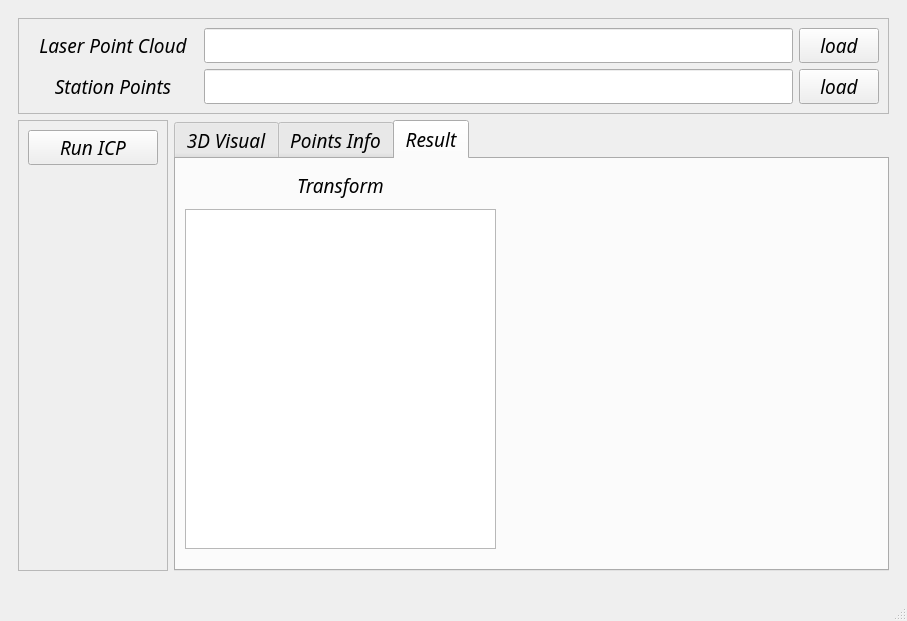
This is section-inspection/qt/QSection/mainwindow.ui in Unsigned-Long/CourseLearning as Qt 5 draws it before an edit. The edited form follows.
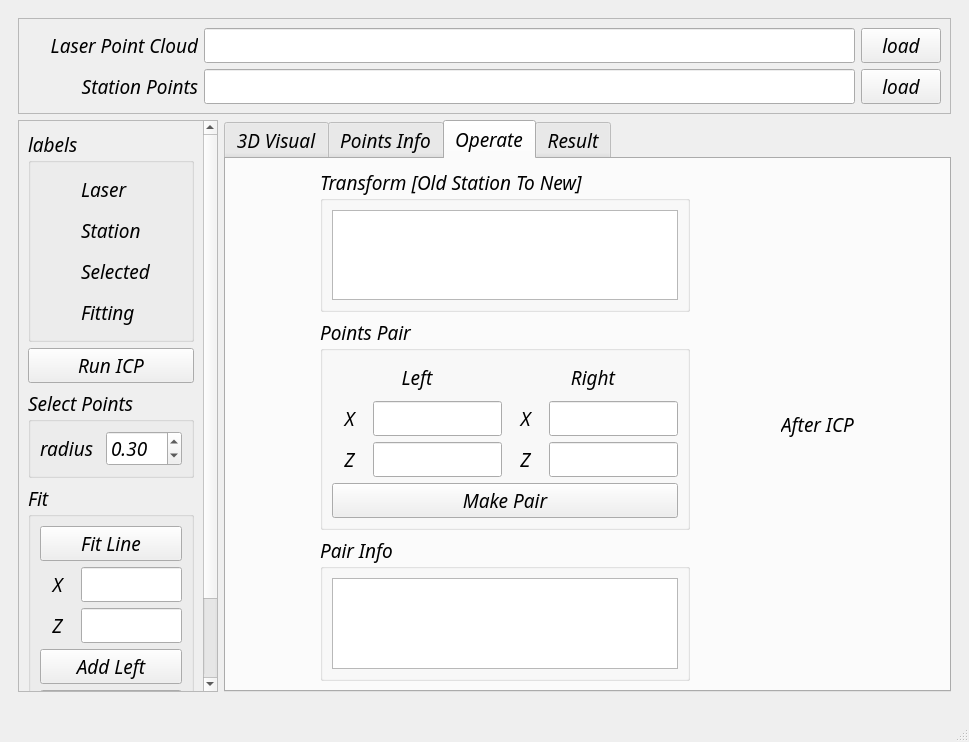
This is the edited form. The open tabs and pages were chosen to show the change. Icons and pictures are not drawn.

The edit to the form file:
```diff
--- a/section-inspection/qt/QSection/mainwindow.ui
+++ b/section-inspection/qt/QSection/mainwindow.ui
@@ -6,8 +6,8 @@
    <rect>
     <x>0</x>
     <y>0</y>
-    <width>907</width>
-    <height>621</height>
+    <width>969</width>
+    <height>742</height>
    </rect>
   </property>
   <property name="font">
@@ -32,7 +32,7 @@
        </font>
       </property>
       <widget class="QWidget" name="page">
-       <layout class="QGridLayout" name="gridLayout_3">
+       <layout class="QGridLayout" name="gridLayout_9">
         <item row="0" column="0" colspan="2">
          <widget class="QFrame" name="frame">
           <property name="font">
@@ -70,7 +70,7 @@
                 <string>Laser Point Cloud</string>
                </property>
                <property name="alignment">
-                <set>Qt::AlignCenter</set>
+                <set>Qt::AlignRight|Qt::AlignTrailing|Qt::AlignVCenter</set>
                </property>
               </widget>
              </item>
@@ -134,7 +134,7 @@
                 <string>Station Points</string>
                </property>
                <property name="alignment">
-                <set>Qt::AlignCenter</set>
+                <set>Qt::AlignRight|Qt::AlignTrailing|Qt::AlignVCenter</set>
                </property>
               </widget>
              </item>
@@ -180,6 +180,384 @@
           </layout>
          </widget>
         </item>
+        <item row="1" column="0">
+         <widget class="QScrollArea" name="scrollArea">
+          <property name="minimumSize">
+           <size>
+            <width>200</width>
+            <height>0</height>
+           </size>
+          </property>
+          <property name="maximumSize">
+           <size>
+            <width>200</width>
+            <height>16777215</height>
+           </size>
+          </property>
+          <property name="widgetResizable">
+           <bool>true</bool>
+          </property>
+          <widget class="QWidget" name="scrollAreaWidgetContents">
+           <property name="geometry">
+            <rect>
+             <x>0</x>
+             <y>-124</y>
+             <width>186</width>
+             <height>660</height>
+            </rect>
+           </property>
+           <layout class="QGridLayout" name="gridLayout_3">
+            <item row="0" column="0">
+             <widget class="QGroupBox" name="groupBox_2">
+              <property name="title">
+               <string>labels</string>
+              </property>
+              <layout class="QGridLayout" name="gridLayout_7">
+               <item row="3" column="0">
+                <layout class="QHBoxLayout" name="horizontalLayout_4">
+                 <item>
+                  <widget class="QLabel" name="label_fit">
+                   <property name="minimumSize">
+                    <size>
+                     <width>35</width>
+                     <height>35</height>
+                    </size>
+                   </property>
+                   <property name="maximumSize">
+                    <size>
+                     <width>35</width>
+                     <height>35</height>
+                    </size>
+                   </property>
+                   <property name="text">
+                    <string/>
+                   </property>
+                   <property name="pixmap">
+                    <pixmap resource="resource.qrc">:/img/fit.png</pixmap>
+                   </property>
+                  </widget>
+                 </item>
+                 <item>
+                  <widget class="QLabel" name="label_13">
+                   <property name="text">
+                    <string>Fitting</string>
+                   </property>
+                   <property name="alignment">
+                    <set>Qt::AlignLeading|Qt::AlignLeft|Qt::AlignVCenter</set>
+                   </property>
+                  </widget>
+                 </item>
+                </layout>
+               </item>
+               <item row="2" column="0">
+                <layout class="QHBoxLayout" name="horizontalLayout_5">
+                 <item>
+                  <widget class="QLabel" name="label_selected">
+                   <property name="minimumSize">
+                    <size>
+                     <width>35</width>
+                     <height>35</height>
+                    </size>
+                   </property>
+                   <property name="maximumSize">
+                    <size>
+                     <width>35</width>
+                     <height>35</height>
+                    </size>
+                   </property>
+                   <property name="text">
+                    <string/>
+                   </property>
+                   <property name="pixmap">
+                    <pixmap resource="resource.qrc">:/img/selected.png</pixmap>
+                   </property>
+                  </widget>
+                 </item>
+                 <item>
+                  <widget class="QLabel" name="label_15">
+                   <property name="text">
+                    <string>Selected</string>
+                   </property>
+                   <property name="alignment">
+                    <set>Qt::AlignLeading|Qt::AlignLeft|Qt::AlignVCenter</set>
+                   </property>
+                  </widget>
+                 </item>
+                </layout>
+               </item>
+               <item row="1" column="0">
+                <layout class="QHBoxLayout" name="horizontalLayout_3">
+                 <item>
+                  <widget class="QLabel" name="label_station">
+                   <property name="minimumSize">
+                    <size>
+                     <width>35</width>
+                     <height>35</height>
+                    </size>
+                   </property>
+                   <property name="maximumSize">
+                    <size>
+                     <width>35</width>
+                     <height>35</height>
+                    </size>
+                   </property>
+                   <property name="text">
+                    <string/>
+                   </property>
+                   <property name="pixmap">
+                    <pixmap resource="resource.qrc">:/img/station.png</pixmap>
+                   </property>
+                  </widget>
+                 </item>
+                 <item>
+                  <widget class="QLabel" name="label_10">
+                   <property name="text">
+                    <string>Station</string>
+                   </property>
+                   <property name="alignment">
+                    <set>Qt::AlignLeading|Qt::AlignLeft|Qt::AlignVCenter</set>
+                   </property>
+                  </widget>
+                 </item>
+                </layout>
+               </item>
+               <item row="0" column="0">
+                <layout class="QHBoxLayout" name="horizontalLayout_6">
+                 <item>
+                  <widget class="QLabel" name="label_laser">
+                   <property name="minimumSize">
+                    <size>
+                     <width>35</width>
+                     <height>35</height>
+                    </size>
+                   </property>
+                   <property name="maximumSize">
+                    <size>
+                     <width>35</width>
+                     <height>35</height>
+                    </size>
+                   </property>
+                   <property name="text">
+                    <string/>
+                   </property>
+                   <property name="pixmap">
+                    <pixmap resource="resource.qrc">:/img/laser.png</pixmap>
+                   </property>
+                  </widget>
+                 </item>
+                 <item>
+                  <widget class="QLabel" name="label_17">
+                   <property name="text">
+                    <string>Laser</string>
+                   </property>
+                   <property name="alignment">
+                    <set>Qt::AlignLeading|Qt::AlignLeft|Qt::AlignVCenter</set>
+                   </property>
+                  </widget>
+                 </item>
+                </layout>
+               </item>
+              </layout>
+             </widget>
+            </item>
+            <item row="3" column="0">
+             <widget class="QGroupBox" name="groupBox_3">
+              <property name="title">
+               <string>Fit</string>
+              </property>
+              <layout class="QGridLayout" name="gridLayout_8">
+               <item row="0" column="0" rowspan="2" colspan="2">
+                <widget class="QPushButton" name="btn_fit">
+                 <property name="minimumSize">
+                  <size>
+                   <width>0</width>
+                   <height>35</height>
+                  </size>
+                 </property>
+                 <property name="text">
+                  <string>Fit Line</string>
+                 </property>
+                </widget>
+               </item>
+               <item row="2" column="0" colspan="2">
+                <layout class="QHBoxLayout" name="horizontalLayout_7">
+                 <item>
+                  <widget class="QLabel" name="label_6">
+                   <property name="minimumSize">
+                    <size>
+                     <width>35</width>
+                     <height>35</height>
+                    </size>
+                   </property>
+                   <property name="maximumSize">
+                    <size>
+                     <width>35</width>
+                     <height>35</height>
+                    </size>
+                   </property>
+                   <property name="text">
+                    <string>X</string>
+                   </property>
+                   <property name="alignment">
+                    <set>Qt::AlignCenter</set>
+                   </property>
+                  </widget>
+                 </item>
+                 <item>
+                  <widget class="QLineEdit" name="lineEdit_x">
+                   <property name="minimumSize">
+                    <size>
+                     <width>0</width>
+                     <height>35</height>
+                    </size>
+                   </property>
+                  </widget>
+                 </item>
+                </layout>
+               </item>
+               <item row="3" column="0" colspan="2">
+                <layout class="QHBoxLayout" name="horizontalLayout_9">
+                 <item>
+                  <widget class="QLabel" name="label_18">
+                   <property name="minimumSize">
+                    <size>
+                     <width>35</width>
+                     <height>35</height>
+                    </size>
+                   </property>
+                   <property name="maximumSize">
+                    <size>
+                     <width>35</width>
+                     <height>35</height>
+                    </size>
+                   </property>
+                   <property name="text">
+                    <string>Z</string>
+                   </property>
+                   <property name="alignment">
+                    <set>Qt::AlignCenter</set>
+                   </property>
+                  </widget>
+                 </item>
+                 <item>
+                  <widget class="QLineEdit" name="lineEdit_z">
+                   <property name="minimumSize">
+                    <size>
+                     <width>0</width>
+                     <height>35</height>
+                    </size>
+                   </property>
+                  </widget>
+                 </item>
+                </layout>
+               </item>
+               <item row="4" column="0" colspan="2">
+                <widget class="QPushButton" name="btn_left">
+                 <property name="minimumSize">
+                  <size>
+                   <width>0</width>
+                   <height>35</height>
+                  </size>
+                 </property>
+                 <property name="text">
+                  <string>Add Left</string>
+                 </property>
+                </widget>
+               </item>
+               <item row="5" column="0" colspan="2">
+                <widget class="QPushButton" name="btn_right">
+                 <property name="minimumSize">
+                  <size>
+                   <width>0</width>
+                   <height>35</height>
+                  </size>
+                 </property>
+                 <property name="text">
+                  <string>Add Right</string>
+                 </property>
+                </widget>
+               </item>
+              </layout>
+             </widget>
+            </item>
+            <item row="4" column="0">
+             <spacer name="verticalSpacer">
+              <property name="orientation">
+               <enum>Qt::Vertical</enum>
+              </property>
+              <property name="sizeHint" stdset="0">
+               <size>
+                <width>20</width>
+                <height>40</height>
+               </size>
+              </property>
+             </spacer>
+            </item>
+            <item row="2" column="0">
+             <widget class="QGroupBox" name="groupBox">
+              <property name="title">
+               <string>Select Points</string>
+              </property>
+              <layout class="QGridLayout" name="gridLayout_5">
+               <item row="0" column="1">
+                <widget class="QDoubleSpinBox" name="doubleSpinBox">
+                 <property name="minimumSize">
+                  <size>
+                   <width>0</width>
+                   <height>35</height>
+                  </size>
+                 </property>
+                 <property name="minimum">
+                  <double>0.010000000000000</double>
+                 </property>
+                 <property name="maximum">
+                  <double>10.000000000000000</double>
+                 </property>
+                 <property name="value">
+                  <double>0.300000000000000</double>
+                 </property>
+                </widget>
+               </item>
+               <item row="0" column="0">
+                <widget class="QLabel" name="label_5">
+                 <property name="text">
+                  <string>radius</string>
+                 </property>
+                </widget>
+               </item>
+              </layout>
+             </widget>
+            </item>
+            <item row="1" column="0">
+             <widget class="QPushButton" name="btn_icp">
+              <property name="minimumSize">
+               <size>
+                <width>0</width>
+                <height>35</height>
+               </size>
+              </property>
+              <property name="text">
+               <string>Run ICP</string>
+              </property>
+             </widget>
+            </item>
+            <item row="5" column="0">
+             <widget class="QPushButton" name="btn_compute">
+              <property name="minimumSize">
+               <size>
+                <width>0</width>
+                <height>35</height>
+               </size>
+              </property>
+              <property name="text">
+               <string>Compute</string>
+              </property>
+             </widget>
+            </item>
+           </layout>
+          </widget>
+         </widget>
+        </item>
         <item row="1" column="1">
          <widget class="QTabWidget" name="tabWidget">
           <property name="font">
@@ -382,92 +760,329 @@
           </widget>
           <widget class="QWidget" name="tab_2">
            <attribute name="title">
+            <string>Operate</string>
+           </attribute>
+           <layout class="QGridLayout" name="gridLayout_12">
+            <item row="0" column="0">
+             <widget class="QGroupBox" name="groupBox_5">
+              <property name="minimumSize">
+               <size>
+                <width>370</width>
+                <height>0</height>
+               </size>
+              </property>
+              <property name="maximumSize">
+               <size>
+                <width>370</width>
+                <height>16777215</height>
+               </size>
+              </property>
+              <property name="title">
+               <string>Transform [Old Station To New]</string>
+              </property>
+              <layout class="QGridLayout" name="gridLayout_11">
+               <item row="0" column="0">
+                <widget class="QTableWidget" name="tab_trans"/>
+               </item>
+              </layout>
+             </widget>
+            </item>
+            <item row="1" column="0">
+             <widget class="QGroupBox" name="groupBox_4">
+              <property name="minimumSize">
+               <size>
+                <width>370</width>
+                <height>0</height>
+               </size>
+              </property>
+              <property name="maximumSize">
+               <size>
+                <width>370</width>
+                <height>16777215</height>
+               </size>
+              </property>
+              <property name="title">
+               <string>Points Pair</string>
+              </property>
+              <layout class="QGridLayout" name="gridLayout_10">
+               <item row="0" column="0" colspan="4">
+                <layout class="QHBoxLayout" name="horizontalLayout_16">
+                 <item>
+                  <layout class="QVBoxLayout" name="verticalLayout_8">
+                   <item>
+                    <widget class="QLabel" name="label_12">
+                     <property name="minimumSize">
+                      <size>
+                       <width>0</width>
+                       <height>35</height>
+                      </size>
+                     </property>
+                     <property name="maximumSize">
+                      <size>
+                       <width>16777215</width>
+                       <height>35</height>
+                      </size>
+                     </property>
+                     <property name="text">
+                      <string>Left</string>
+                     </property>
+                     <property name="alignment">
+                      <set>Qt::AlignCenter</set>
+                     </property>
+                    </widget>
+                   </item>
+                   <item>
+                    <layout class="QHBoxLayout" name="horizontalLayout_11">
+                     <item>
+                      <widget class="QLabel" name="label_20">
+                       <property name="minimumSize">
+                        <size>
+                         <width>35</width>
+                         <height>35</height>
+                        </size>
+                       </property>
+                       <property name="maximumSize">
+                        <size>
+                         <width>35</width>
+                         <height>35</height>
+                        </size>
+                       </property>
+                       <property name="text">
+                        <string>X</string>
+                       </property>
+                       <property name="alignment">
+                        <set>Qt::AlignCenter</set>
+                       </property>
+                      </widget>
+                     </item>
+                     <item>
+                      <widget class="QLineEdit" name="left_x">
+                       <property name="minimumSize">
+                        <size>
+                         <width>0</width>
+                         <height>35</height>
+                        </size>
+                       </property>
+                      </widget>
+                     </item>
+                    </layout>
+                   </item>
+                   <item>
+                    <layout class="QHBoxLayout" name="horizontalLayout_10">
+                     <item>
+                      <widget class="QLabel" name="label_19">
+                       <property name="minimumSize">
+                        <size>
+                         <width>35</width>
+                         <height>35</height>
+                        </size>
+                       </property>
+                       <property name="maximumSize">
+                        <size>
+                         <width>35</width>
+                         <height>35</height>
+                        </size>
+                       </property>
+                       <property name="text">
+                        <string>Z</string>
+                       </property>
+                       <property name="alignment">
+                        <set>Qt::AlignCenter</set>
+                       </property>
+                      </widget>
+                     </item>
+                     <item>
+                      <widget class="QLineEdit" name="left_z">
+                       <property name="minimumSize">
+                        <size>
+                         <width>0</width>
+                         <height>35</height>
+                        </size>
+                       </property>
+                      </widget>
+                     </item>
+                    </layout>
+                   </item>
+                  </layout>
+                 </item>
+                 <item>
+                  <layout class="QVBoxLayout" name="verticalLayout_9">
+                   <item>
+                    <widget class="QLabel" name="label_16">
+                     <property name="minimumSize">
+                      <size>
+                       <width>0</width>
+                       <height>35</height>
+                      </size>
+                     </property>
+                     <property name="maximumSize">
+                      <size>
+                       <width>16777215</width>
+                       <height>35</height>
+                      </size>
+                     </property>
+                     <property name="text">
+                      <string>Right</string>
+                     </property>
+                     <property name="alignment">
+                      <set>Qt::AlignCenter</set>
+                     </property>
+                    </widget>
+                   </item>
+                   <item>
+                    <layout class="QHBoxLayout" name="horizontalLayout_13">
+                     <item>
+                      <widget class="QLabel" name="label_22">
+                       <property name="minimumSize">
+                        <size>
+                         <width>35</width>
+                         <height>35</height>
+                        </size>
+                       </property>
+                       <property name="maximumSize">
+                        <size>
+                         <width>35</width>
+                         <height>35</height>
+                        </size>
+                       </property>
+                       <property name="text">
+                        <string>X</string>
+                       </property>
+                       <property name="alignment">
+                        <set>Qt::AlignCenter</set>
+                       </property>
+                      </widget>
+                     </item>
+                     <item>
+                      <widget class="QLineEdit" name="right_x">
+                       <property name="minimumSize">
+                        <size>
+                         <width>0</width>
+                         <height>35</height>
+                        </size>
+                       </property>
+                      </widget>
+                     </item>
+                    </layout>
+                   </item>
+                   <item>
+                    <layout class="QHBoxLayout" name="horizontalLayout_15">
+                     <item>
+                      <widget class="QLabel" name="label_24">
+                       <property name="minimumSize">
+                        <size>
+                         <width>35</width>
+                         <height>35</height>
+                        </size>
+                       </property>
+                       <property name="maximumSize">
+                        <size>
+                         <width>35</width>
+                         <height>35</height>
+                        </size>
+                       </property>
+                       <property name="text">
+                        <string>Z</string>
+                       </property>
+                       <property name="alignment">
+                        <set>Qt::AlignCenter</set>
+                       </property>
+                      </widget>
+                     </item>
+                     <item>
+                      <widget class="QLineEdit" name="right_z">
+                       <property name="minimumSize">
+                        <size>
+                         <width>0</width>
+                         <height>35</height>
+                        </size>
+                       </property>
+                      </widget>
+                     </item>
+                    </layout>
+                   </item>
+                  </layout>
+                 </item>
+                </layout>
+               </item>
+               <item row="1" column="0" colspan="4">
+                <widget class="QPushButton" name="btn_make_pair">
+                 <property name="minimumSize">
+                  <size>
+                   <width>0</width>
+                   <height>35</height>
+                  </size>
+                 </property>
+                 <property name="text">
+                  <string>Make Pair</string>
+                 </property>
+                </widget>
+               </item>
+              </layout>
+             </widget>
+            </item>
+            <item row="2" column="0">
+             <widget class="QGroupBox" name="groupBox_6">
+              <property name="minimumSize">
+               <size>
+                <width>370</width>
+                <height>0</height>
+               </size>
+              </property>
+              <property name="maximumSize">
+               <size>
+                <width>370</width>
+                <height>16777215</height>
+               </size>
+              </property>
+              <property name="title">
+               <string>Pair Info</string>
+              </property>
+              <layout class="QGridLayout" name="gridLayout_13">
+               <item row="0" column="0">
+                <widget class="QTableWidget" name="tab_pair"/>
+               </item>
+              </layout>
+             </widget>
+            </item>
+            <item row="0" column="1" rowspan="3">
+             <layout class="QVBoxLayout" name="verticalLayout_4">
+              <item>
+               <widget class="QLabel" name="label_icp_2">
+                <property name="minimumSize">
+                 <size>
+                  <width>0</width>
+                  <height>35</height>
+                 </size>
+                </property>
+                <property name="maximumSize">
+                 <size>
+                  <width>16777215</width>
+                  <height>35</height>
+                 </size>
+                </property>
+                <property name="text">
+                 <string>After ICP</string>
+                </property>
+                <property name="alignment">
+                 <set>Qt::AlignCenter</set>
+                </property>
+               </widget>
+              </item>
+              <item>
+               <layout class="QGridLayout" name="layout_3dgraph_icp"/>
+              </item>
+             </layout>
+            </item>
+           </layout>
+          </widget>
+          <widget class="QWidget" name="tab_4">
+           <attribute name="title">
             <string>Result</string>
            </attribute>
-           <widget class="QWidget" name="">
-            <property name="geometry">
-             <rect>
-              <x>9</x>
-              <y>9</y>
-              <width>311</width>
-              <height>381</height>
-             </rect>
-            </property>
-            <layout class="QVBoxLayout" name="verticalLayout_4">
-             <item>
-              <widget class="QLabel" name="label_11">
-               <property name="minimumSize">
-                <size>
-                 <width>0</width>
-                 <height>35</height>
-                </size>
-               </property>
-               <property name="maximumSize">
-                <size>
-                 <width>16777215</width>
-                 <height>35</height>
-                </size>
-               </property>
-               <property name="text">
-                <string>Transform</string>
-               </property>
-               <property name="alignment">
-                <set>Qt::AlignCenter</set>
-               </property>
-              </widget>
-             </item>
-             <item>
-              <widget class="QTableWidget" name="tab_trans"/>
-             </item>
-            </layout>
-           </widget>
           </widget>
          </widget>
         </item>
-        <item row="1" column="0">
-         <widget class="QFrame" name="frame_2">
-          <property name="minimumSize">
-           <size>
-            <width>150</width>
-            <height>0</height>
-           </size>
-          </property>
-          <property name="frameShape">
-           <enum>QFrame::StyledPanel</enum>
-          </property>
-          <property name="frameShadow">
-           <enum>QFrame::Raised</enum>
-          </property>
-          <layout class="QGridLayout" name="gridLayout_7">
-           <item row="0" column="1">
-            <widget class="QPushButton" name="btn_icp">
-             <property name="minimumSize">
-              <size>
-               <width>0</width>
-               <height>35</height>
-              </size>
-             </property>
-             <property name="text">
-              <string>Run ICP</string>
-             </property>
-            </widget>
-           </item>
-           <item row="1" column="1">
-            <spacer name="verticalSpacer">
-             <property name="orientation">
-              <enum>Qt::Vertical</enum>
-             </property>
-             <property name="sizeHint" stdset="0">
-              <size>
-               <width>20</width>
-               <height>40</height>
-              </size>
-             </property>
-            </spacer>
-           </item>
-          </layout>
-         </widget>
-        </item>
        </layout>
       </widget>
       <widget class="QWidget" name="page_2"/>
```
Left out of the diff: 8 changed lines with no effect on the pictures.
